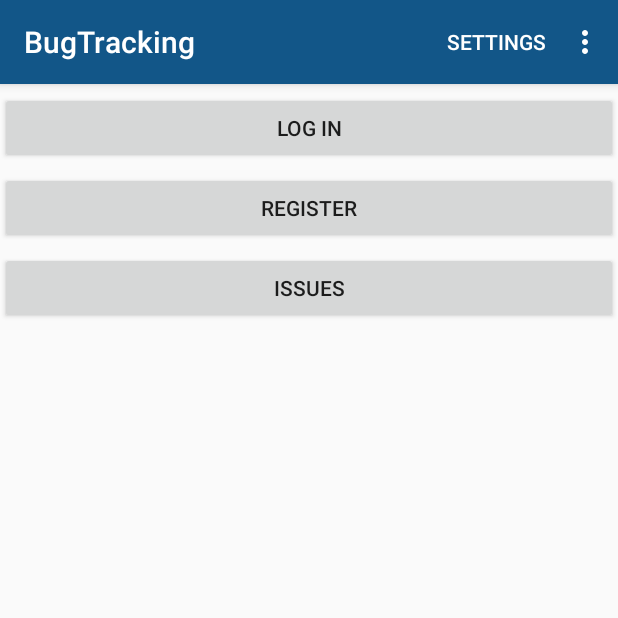
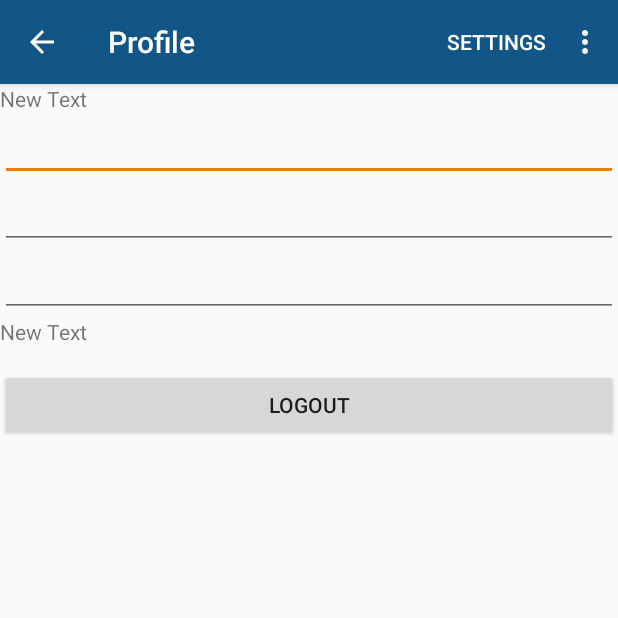
Before and after one commit to andreasfi/BugTracking, an Android app: the screen it shows after launch (MainActivity before the commit, ProfileActivity after it), in the options menu, after a tap on "Profile", on a phone screen of 412 x 824 dp, the top half of it. Run offline under Robolectric (Android 15) with nearby library versions, the phone set to English and light mode, and no system bars.

Commit message:
Created Profile Activity

```diff
--- a/app/src/main/AndroidManifest.xml
+++ b/app/src/main/AndroidManifest.xml
@@ -61,6 +61,10 @@
             android:label="Issue View"
             android:parentActivityName=".BugActivity">
         </activity>
+        <activity android:name=".ProfileActivity"
+            android:label="Profile"
+            android:parentActivityName=".MainActivity">
+        </activity>
     </application>
 
 </manifest>
--- a/app/src/main/java/com/example/bugtracking/bugtracking/MainActivity.java
+++ b/app/src/main/java/com/example/bugtracking/bugtracking/MainActivity.java
@@ -1,5 +1,6 @@
 package com.example.bugtracking.bugtracking;
 
+import android.content.ClipData;
 import android.content.Intent;
 import android.support.v7.app.AppCompatActivity;
 import android.os.Bundle;
@@ -31,6 +32,8 @@ public class MainActivity extends AppCompatActivity {
     protected void onCreate(Bundle savedInstanceState) {
         super.onCreate(savedInstanceState);
         setContentView(R.layout.activity_main);
+
+
     }
 
     @Override
@@ -53,6 +56,12 @@ public class MainActivity extends AppCompatActivity {
         if (id == R.id.action_settings) {
             return true;
         }
+        switch (id){
+            case R.id.action_profil:
+                Intent intent=new Intent(this, ProfileActivity.class);
+                startActivity(intent);
+                break;
+        }
 
         return super.onOptionsItemSelected(item);
     }
--- /dev/null
+++ b/app/src/main/java/com/example/bugtracking/bugtracking/ProfileActivity.java
@@ -0,0 +1,56 @@
+package com.example.bugtracking.bugtracking;
+
+import android.app.Activity;
+import android.content.Intent;
+import android.os.Bundle;
+import android.support.v7.app.AppCompatActivity;
+import android.view.Menu;
+import android.view.MenuInflater;
+import android.view.MenuItem;
+import android.view.View;
+import android.widget.Button;
+
+/**
+ * Created by Andreas on 26.11.2015.
+ */
+public class ProfileActivity extends AppCompatActivity {
+    public final  static String EXTRA_MESSAGE="com.example.bugtracking.bugtracking.MESSAGE";
+    @Override
+    protected void onCreate(Bundle savedInstanceState) {
+        super.onCreate(savedInstanceState);
+        setContentView(R.layout.activity_profile);
+
+        Button logout_button = (Button) findViewById(R.id.button_logout);
+        final Activity thisclass = this;
+        logout_button.setOnClickListener(new View.OnClickListener() {
+            @Override
+            public void onClick(View v) {
+                // Log User out
+                LoginActivity.CONNECTED = false;
+                Intent intent=new Intent(thisclass, ProjectMainActivity.class);
+                intent.putExtra(EXTRA_MESSAGE,"");
+                intent.putExtra("Password","");
+                startActivity(intent);
+                // Send back to main activity
+            }
+        });
+    }
+    @Override
+    public boolean onCreateOptionsMenu(Menu menu) {
+        // Inflate the menu; this adds items to the action bar if it is present.
+        MenuInflater inflater = getMenuInflater();
+        inflater.inflate(R.menu.menu_main, menu);
+        return true;
+    }
+    @Override
+    public boolean onOptionsItemSelected(MenuItem item){
+        switch (item.getItemId()) {
+            // Respond to the action bar's Up/Home button
+            case android.R.id.home:
+                finish();
+                return true;
+        }
+        return super.onOptionsItemSelected(item);
+    }
+
+}
--- /dev/null
+++ b/app/src/main/res/layout/activity_profile.xml
@@ -0,0 +1,46 @@
+<?xml version="1.0" encoding="utf-8"?>
+<LinearLayout xmlns:android="http://schemas.android.com/apk/res/android"
+    android:orientation="vertical" android:layout_width="match_parent"
+    android:layout_height="match_parent">
+
+    <TextView
+        android:layout_width="wrap_content"
+        android:layout_height="wrap_content"
+        android:text="New Text"
+        android:id="@+id/textView2" />
+
+    <EditText
+        android:layout_width="match_parent"
+        android:layout_height="wrap_content"
+        android:inputType="textPassword"
+        android:ems="10"
+        android:id="@+id/editText"
+        android:layout_gravity="center_horizontal" />
+
+    <EditText
+        android:layout_width="match_parent"
+        android:layout_height="wrap_content"
+        android:inputType="textPassword"
+        android:ems="10"
+        android:id="@+id/editText2" />
+
+    <EditText
+        android:layout_width="match_parent"
+        android:layout_height="wrap_content"
+        android:inputType="textPassword"
+        android:ems="10"
+        android:id="@+id/editText3" />
+
+    <TextView
+        android:layout_width="wrap_content"
+        android:layout_height="wrap_content"
+        android:text="New Text"
+        android:id="@+id/textView3" />
+
+    <Button
+        android:layout_width="fill_parent"
+        android:layout_marginTop="15dp"
+        android:layout_height="wrap_content"
+        android:text="Logout"
+        android:id="@+id/button_logout" />
+</LinearLayout>
```
